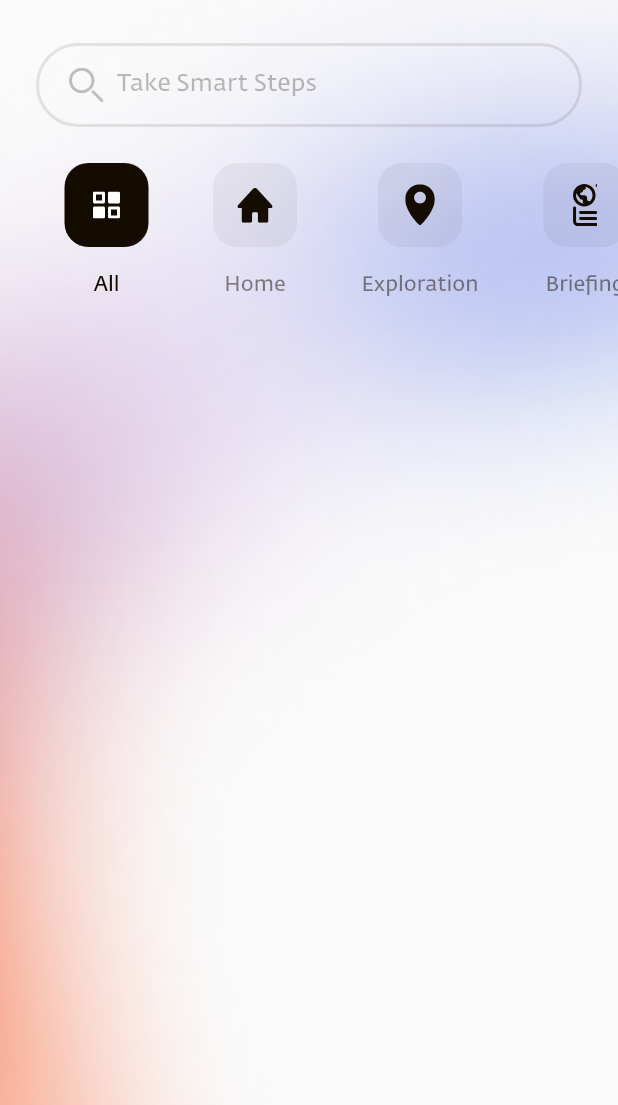
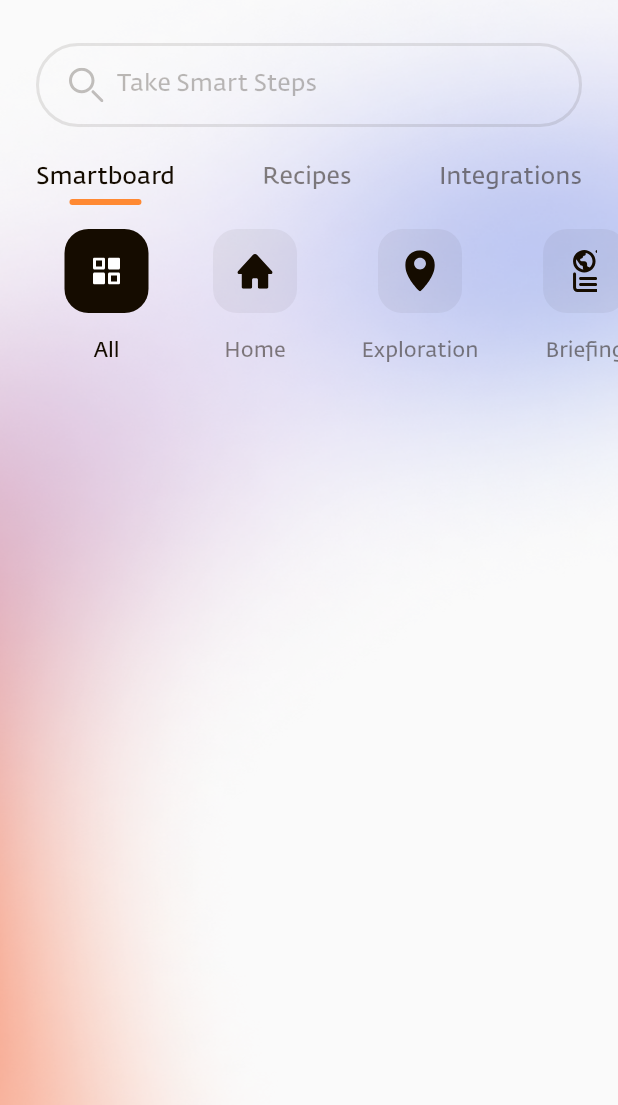
Before and after one commit to ehsanemamipour/smart-living, a Flutter app: the screen it shows after launch, on a phone screen of 412 x 824 dp, the part 131-1236 px from its top. Run offline on Flutter 3.47's test engine with Material 2 defaults, Android fonts, the phone set to English and light mode, and no system bars; our stand-ins replace connectivity_plus, dartz, dio, equatable, flutter_bloc, flutter_svg and 1 more.

Commit message:
feat: implemented custom tabs

```diff
--- a/lib/features/weather/presentation/pages/home_page.dart
+++ b/lib/features/weather/presentation/pages/home_page.dart
@@ -4,6 +4,7 @@ import 'package:smart_living/core/consts/consts.dart';
 import 'package:smart_living/core/theme/theme.dart';
 import 'package:smart_living/features/weather/presentation/widgets/custom_icon_box.dart';
 import 'package:smart_living/features/weather/presentation/widgets/custom_search_bar.dart';
+import 'package:smart_living/features/weather/presentation/widgets/custom_tab_item.dart';
 
 class HomePage extends StatefulWidget {
   const HomePage({Key? key}) : super(key: key);
@@ -114,9 +115,27 @@ class _HomePageState extends State<HomePage> {
                     const SizedBox(height: 23),
                     const CustomSearchBar(hintText: 'Take Smart Steps'),
                     const SizedBox(height: 24),
+                    Row(
+                      mainAxisAlignment: MainAxisAlignment.spaceBetween,
+                      children: const [
+                        CustomTabItem(
+                          isSelected: true,
+                          title: 'Smartboard',
+                        ),
+                        CustomTabItem(
+                          isSelected: false,
+                          title: 'Recipes',
+                        ),
+                        CustomTabItem(
+                          isSelected: false,
+                          title: 'Integrations',
+                        ),
+                      ],
+                    ),
                   ],
                 ),
               ),
+              const SizedBox(height: 16),
               Expanded(
                 child: ListView.builder(
                   itemCount: iconBoxesMap.keys.length,
--- /dev/null
+++ b/lib/features/weather/presentation/widgets/custom_tab_item.dart
@@ -0,0 +1,40 @@
+import 'package:flutter/material.dart';
+import 'package:smart_living/core/theme/theme.dart';
+
+class CustomTabItem extends StatelessWidget {
+  const CustomTabItem({
+    Key? key,
+    required this.isSelected,
+    required this.title,
+  }) : super(key: key);
+
+  final bool isSelected;
+  final String title;
+
+  @override
+  Widget build(BuildContext context) {
+    final theme = Theme.of(context);
+
+    return Column(
+      children: [
+        Text(
+          title,
+          style: theme.emphasisBody.copyWith(
+            color: isSelected ? null : theme.textBlack.withOpacity(0.5),
+          ),
+        ),
+        const SizedBox(height: 4),
+        if (isSelected)
+          Container(
+            height: 4,
+            width: 48,
+            decoration: BoxDecoration(
+              color: theme.orange,
+              borderRadius: BorderRadius.circular(2),
+            ),
+          ),
+        if (!isSelected) const SizedBox(height: 4),
+      ],
+    );
+  }
+}
```
